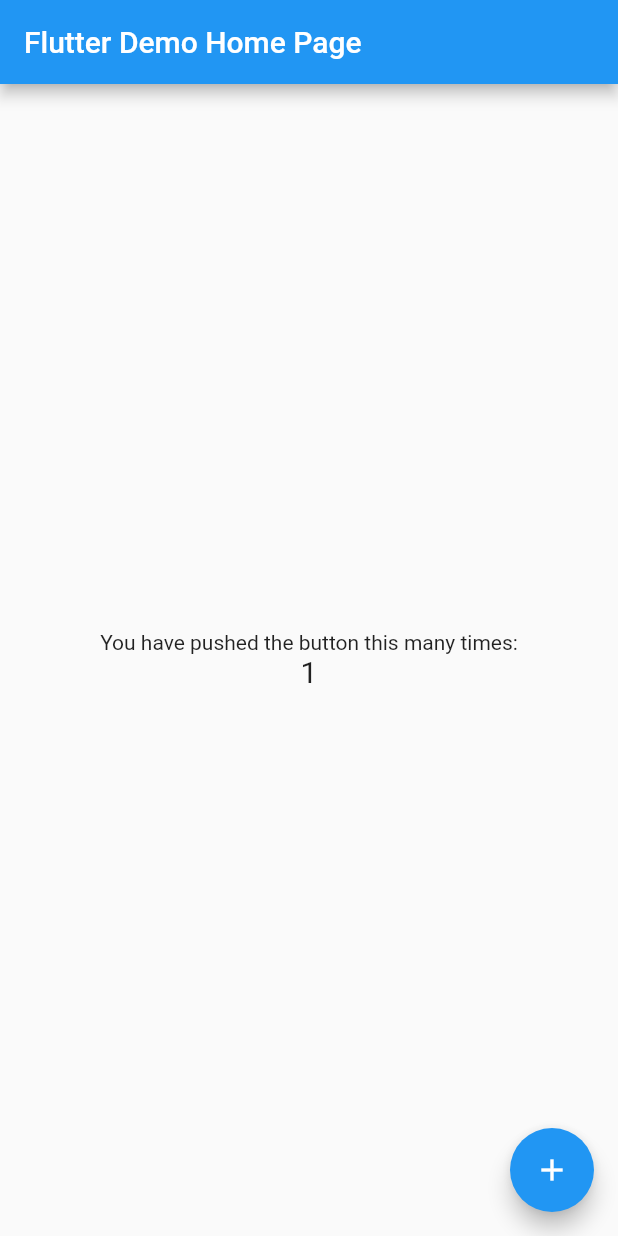
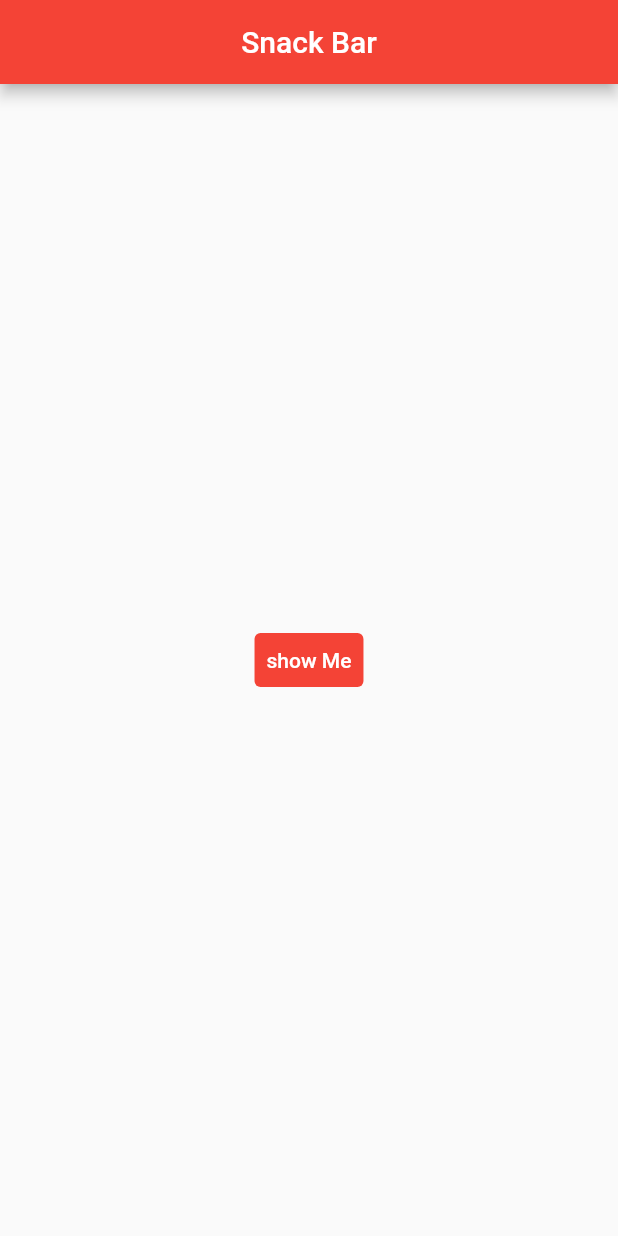
Before and after one commit to Cl4nn5/Flutter-lecture-codingChef, a Flutter app: the screen it shows after launch, on a phone screen of 412 x 824 dp. Run offline on Flutter 3.47's test engine with Material 2 defaults, Android fonts, the phone set to English and light mode, and no system bars.

Commit message:
18th snack bar & build context

```diff
--- a/lib/main.dart
+++ b/lib/main.dart
@@ -1,42 +1,59 @@
+// ignore_for_file: prefer_const_constructors, avoid_print
+// ignore_for_file: use_key_in_widget_constructors
+
 import 'package:flutter/material.dart';
 
-void main() => runApp(MyApp());
+void main() => runApp(const MyApp());
 
 class MyApp extends StatelessWidget {
-  MyApp({super.key});
-  int counter = 1;
+  const MyApp({super.key});
 
   // This widget is the root of your application.
   @override
   Widget build(BuildContext context) {
     return MaterialApp(
+      title: 'Snack Bar',
       theme: ThemeData(
-        primarySwatch: Colors.blue,
+        primarySwatch: Colors.red,
       ),
-      home: Scaffold(
-        appBar: AppBar(
-          title: const Text('Flutter Demo Home Page'),
-        ),
-        body: Center(
-          child: Column(
-            mainAxisAlignment: MainAxisAlignment.center,
-            children: <Widget>[
-              const Text(
-                'You have pushed the button this many times:',
-              ),
-              Text(
-                '$counter',
-                style: const TextStyle(fontSize: 20),
-              ),
-            ],
+      home: MyPage(),
+    );
+  }
+}
+
+class MyPage extends StatelessWidget {
+  @override
+  Widget build(BuildContext context) {
+    return Scaffold(
+      appBar: AppBar(
+        title: const Text('Snack Bar'),
+        centerTitle: true,
+      ),
+      /*
+      Flutter 1.0 Code
+      body: Builder(builder: (BuildContext ctx) {
+        return Center(...)
+                      ^^^: 이 부분이 context
+        reference: https://www.youtube.com/watch?v=-zxGPfjiQQA&list=PLQt_pzi-LLfpcRFhWMywTePfZ2aPapvyl&index=19&t=12m40s
+      },)
+       */
+      body: Center(
+        child: TextButton(
+          onPressed: () {
+            // 함수이므로 끝에 ;
+            ScaffoldMessenger.of(context).showSnackBar(SnackBar(
+              content: Text('Hello World!'),
+            ));
+          },
+          style: ButtonStyle(
+            backgroundColor: MaterialStateProperty.all(Colors.red),
           ),
-        ),
-        floatingActionButton: FloatingActionButton(
-          child: const Icon(Icons.add),
-          onPressed: () {
-            counter++;
-            print("$counter");
-          },
+          child: Text(
+            "show Me",
+            style: TextStyle(
+              color: Colors.white,
+            ),
+          ),
         ),
       ),
     );
```
